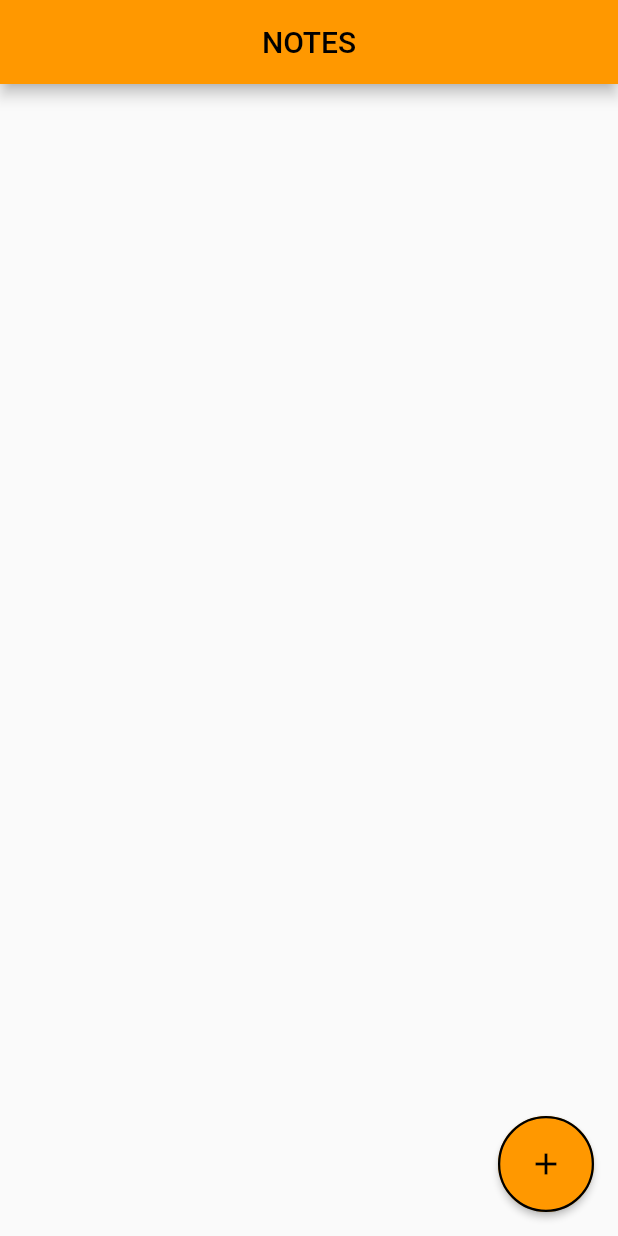
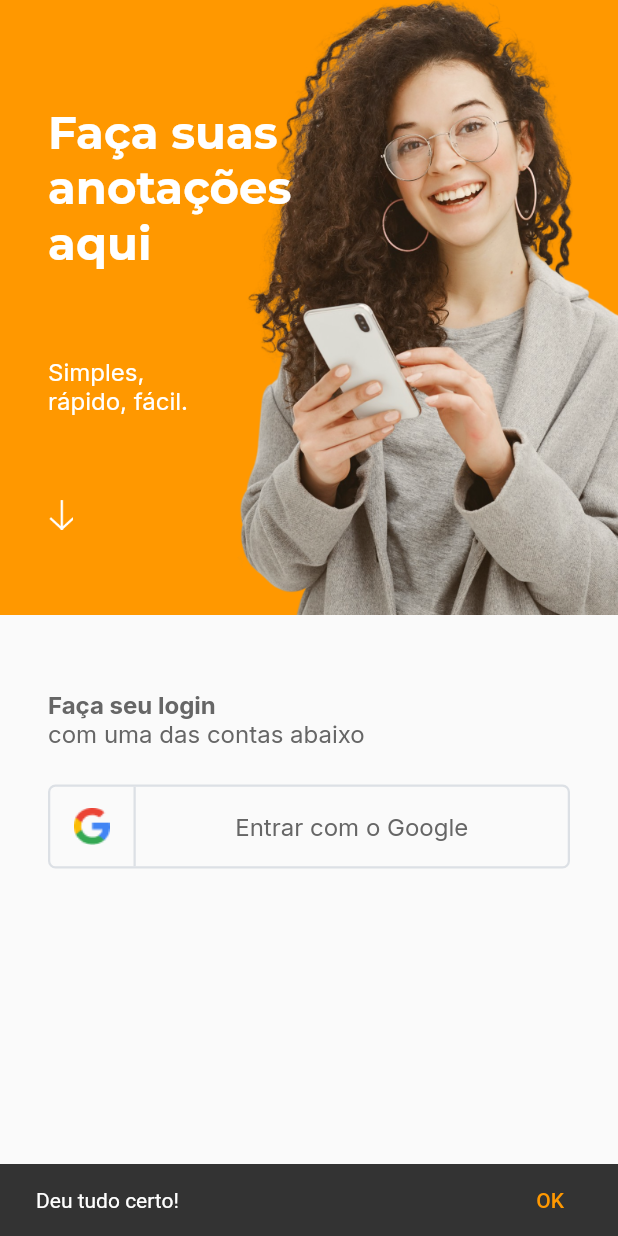
Before and after one commit to AndreHabib/rocketseat-flutter-track-challenges, a Flutter app: the screen it shows after launch, on a phone screen of 412 x 824 dp. Run offline on Flutter 3.47's test engine with Material 2 defaults, Android fonts, the phone set to English and light mode, and no system bars; our stand-ins replace firebase_core, google_fonts, google_sign_in; missing offline and left inert: animated_card; accounts and stored records are empty.

Commit message:
Desafio complementar - Desafio: Fluxo de login

```diff
--- a/notes/lib/app_widget.dart
+++ b/notes/lib/app_widget.dart
@@ -1,6 +1,8 @@
 import 'package:flutter/material.dart';
-import 'package:notes/create_note_page.dart';
-import 'package:notes/home_page.dart';
+import 'package:notes/modules/error/error_page.dart';
+import 'package:notes/modules/login/login_page.dart';
+import 'package:notes/modules/note/create_note_page.dart';
+import 'package:notes/modules/home/home_page.dart';
 
 class AppWidget extends StatelessWidget {
   const AppWidget({Key? key}) : super(key: key);
@@ -13,10 +15,12 @@ class AppWidget extends StatelessWidget {
         primarySwatch: Colors.orange,
       ),
       title: 'Notes',
-      initialRoute: "/home",
+      initialRoute: "/login",
       routes: {
         "/home": (BuildContext context) => const HomePage(),
-        "/create-note": (BuildContext context) => const CreateNotePage()
+        "/create-note": (BuildContext context) => const CreateNotePage(),
+        "/login": (BuildContext context) => const LoginPage(),
+        "/error": (BuildContext context) => const ErrorPage(),
       },
     );
   }
--- a/notes/lib/home_page.dart
+++ b/notes/lib/modules/home/home_page.dart
@@ -1,7 +1,8 @@
 import 'package:flutter/material.dart';
-import 'package:notes/components/custom_button.dart';
 import 'package:notes/components/custom_note_tile.dart';
 import 'package:notes/models/note_model.dart';
+import 'package:notes/modules/home/widgets/app_bar_widget.dart';
+import 'package:notes/modules/login/models/user_model.dart';
 
 class HomePage extends StatefulWidget {
   const HomePage({Key? key}) : super(key: key);
@@ -15,17 +16,12 @@ class _HomePageState extends State<HomePage> {
 
   @override
   Widget build(BuildContext context) {
+    final UserModel user =
+        ModalRoute.of(context)!.settings.arguments as UserModel;
     return Scaffold(
-      appBar: AppBar(
-        title: const Text('NOTES'),
-        centerTitle: true,
-      ),
-      body: CustomNoteTile(
-        notes: notes,
-      ),
-      floatingActionButton: CustomButton(
-        iconData: Icons.add,
-        onPressed: () async {
+      appBar: AppBarWidget(
+        user: user,
+        onTap: () async {
           var description = await Navigator.pushNamed(context, "/create-note");
           if (description != null) {
             NoteModel note = description as NoteModel;
@@ -34,6 +30,9 @@ class _HomePageState extends State<HomePage> {
           }
         },
       ),
+      body: CustomNoteTile(
+        notes: notes,
+      ),
     );
   }
 }
--- /dev/null
+++ b/notes/lib/modules/home/widgets/app_bar_widget.dart
@@ -0,0 +1,53 @@
+import 'package:flutter/material.dart';
+import 'package:google_fonts/google_fonts.dart';
+import 'package:notes/modules/home/widgets/add_button_widget.dart';
+import 'package:notes/modules/login/models/user_model.dart';
+
+class AppBarWidget extends PreferredSize {
+  final UserModel user;
+  final VoidCallback? onTap;
+  AppBarWidget({
+    Key? key,
+    required this.user,
+    this.onTap,
+  }) : super(
+          key: key,
+          child: Container(
+            height: 125,
+            decoration: const BoxDecoration(
+              color: Colors.orange,
+            ),
+            child: Padding(
+              padding: const EdgeInsets.only(top: 40),
+              child: ListTile(
+                leading: ClipRRect(
+                    borderRadius: BorderRadius.circular(10),
+                    child: Image.network(user.photoUrl!)),
+                title: RichText(
+                  text: TextSpan(
+                    text: 'Olá, ',
+                    style: GoogleFonts.montserrat(
+                      fontSize: 20,
+                      fontWeight: FontWeight.w400,
+                      color: Colors.black,
+                    ),
+                    children: <TextSpan>[
+                      TextSpan(
+                          text: user.name!,
+                          style: GoogleFonts.montserrat(
+                            fontSize: 20,
+                            fontWeight: FontWeight.w700,
+                            color: Colors.black,
+                          )),
+                    ],
+                  ),
+                ),
+                trailing: AddButtonWidget(
+                  onTap: onTap ?? () {},
+                ),
+              ),
+            ),
+          ),
+          preferredSize: const Size.fromHeight(125),
+        );
+}
--- /dev/null
+++ b/notes/lib/modules/login/login_controller.dart
@@ -0,0 +1,41 @@
+import 'package:flutter/material.dart';
+import 'package:notes/modules/login/login_service.dart';
+import 'package:notes/modules/login/login_state.dart';
+import 'package:notes/modules/login/models/user_model.dart';
+
+class LoginController {
+  UserModel? user;
+  LoginState state = LoginStateEmpty();
+  VoidCallback onUpdate;
+  final LoginService service;
+  Function(LoginState state)? onChange;
+
+  LoginController({
+    required this.onUpdate,
+    required this.service,
+  });
+
+  Future<void> googleSignIn() async {
+    try {
+      state = LoginStateLoading();
+      update();
+      final user = await service.googleSignIn();
+      state = LoginStateSuccess(user: user);
+      update();
+    } catch (error) {
+      state = LoginStateFailure(message: error.toString());
+      update();
+    }
+  }
+
+  void update() {
+    onUpdate();
+    if (onChange != null) {
+      onChange!(state);
+    }
+  }
+
+  void listen(Function(LoginState state) onChange) {
+    this.onChange = onChange;
+  }
+}
--- /dev/null
+++ b/notes/lib/modules/login/login_page.dart
@@ -0,0 +1,111 @@
+import 'package:firebase_core/firebase_core.dart';
+import 'package:flutter/material.dart';
+import 'package:google_fonts/google_fonts.dart';
+import 'package:notes/firebase_options.dart';
+import 'package:notes/modules/login/login_controller.dart';
+import 'package:notes/modules/login/login_service.dart';
+import 'package:notes/modules/login/login_state.dart';
+import 'package:notes/modules/login/widgets/app_bar_widget.dart';
+import 'package:notes/modules/login/widgets/social_button.dart';
+
+class LoginPage extends StatefulWidget {
+  const LoginPage({Key? key}) : super(key: key);
+
+  @override
+  State<LoginPage> createState() => _LoginPageState();
+}
+
+class _LoginPageState extends State<LoginPage> {
+  late LoginController controller;
+
+  void initializeFirebase() async {
+    try {
+      await Firebase.initializeApp(
+        options: DefaultFirebaseOptions.currentPlatform,
+      );
+      final snackBar = SnackBar(
+        content: const Text('Deu tudo certo!'),
+        action: SnackBarAction(
+          label: 'OK',
+          onPressed: () {
+            ScaffoldMessenger.of(context).removeCurrentSnackBar();
+          },
+        ),
+      );
+
+      ScaffoldMessenger.of(context).showSnackBar(snackBar);
+    } catch (e) {
+      Navigator.pushReplacementNamed(context, '/error');
+    }
+  }
+
+  @override
+  void initState() {
+    initializeFirebase();
+    controller = LoginController(
+        service: LoginServiceImpl(),
+        onUpdate: () {
+          if (controller.state is LoginStateSuccess) {
+            final user = (controller.state as LoginStateSuccess).user;
+            Navigator.pushReplacementNamed(context, "/home", arguments: user);
+          } else {
+            setState(() {});
+          }
+        });
+    super.initState();
+  }
+
+  @override
+  Widget build(BuildContext context) {
+    return SafeArea(
+      child: Scaffold(
+        appBar: AppBarWidget(),
+        body: Padding(
+          padding: const EdgeInsets.symmetric(horizontal: 32, vertical: 50),
+          child: Column(
+            crossAxisAlignment: CrossAxisAlignment.start,
+            children: <Widget>[
+              Column(
+                mainAxisAlignment: MainAxisAlignment.start,
+                crossAxisAlignment: CrossAxisAlignment.start,
+                children: <Widget>[
+                  Text(
+                    'Faça seu login',
+                    style: GoogleFonts.inter(
+                      color: const Color(0xFF666666),
+                      fontSize: 16,
+                      fontWeight: FontWeight.w700,
+                    ),
+                  ),
+                  Text(
+                    'com uma das contas abaixo',
+                    style: GoogleFonts.inter(
+                      color: const Color(0xFF666666),
+                      fontSize: 16,
+                      fontWeight: FontWeight.w400,
+                    ),
+                  ),
+                ],
+              ),
+              const SizedBox(height: 25),
+              if (controller.state is LoginStateLoading) ...[
+                const Center(child: CircularProgressIndicator()),
+              ] else if (controller.state is LoginStateFailure) ...[
+                Text((controller.state as LoginStateFailure).message)
+              ] else
+                SocialButton(
+                  label: 'Entrar com o Google',
+                  onTap: () async {
+                    controller.googleSignIn();
+                  },
+                  icon: Image.asset(
+                    'assets/images/google.png',
+                  ),
+                ),
+            ],
+          ),
+        ),
+      ),
+    );
+  }
+}
--- /dev/null
+++ b/notes/lib/modules/login/login_service.dart
@@ -0,0 +1,20 @@
+import 'package:google_sign_in/google_sign_in.dart';
+import 'package:notes/modules/login/models/user_model.dart';
+
+abstract class LoginService {
+  Future<UserModel> googleSignIn();
+}
+
+class LoginServiceImpl implements LoginService {
+  @override
+  Future<UserModel> googleSignIn() async {
+    GoogleSignIn _googleSignIn = GoogleSignIn(
+      scopes: [
+        'email',
+      ],
+    );
+
+    final account = await _googleSignIn.signIn();
+    return UserModel.google(account!);
+  }
+}
--- /dev/null
+++ b/notes/lib/modules/login/login_state.dart
@@ -0,0 +1,17 @@
+import 'models/user_model.dart';
+
+abstract class LoginState {}
+
+class LoginStateLoading extends LoginState {}
+
+class LoginStateEmpty extends LoginState {}
+
+class LoginStateFailure extends LoginState {
+  LoginStateFailure({required this.message});
+  final String message;
+}
+
+class LoginStateSuccess extends LoginState {
+  LoginStateSuccess({required this.user});
+  final UserModel user;
+}
--- /dev/null
+++ b/notes/lib/modules/login/models/user_model.dart
@@ -0,0 +1,23 @@
+import 'package:google_sign_in/google_sign_in.dart';
+
+class UserModel {
+  UserModel({
+    this.name,
+    required this.email,
+    required this.id,
+    this.photoUrl,
+  });
+
+  String? name;
+  String email;
+  String id;
+  String? photoUrl;
+
+  factory UserModel.google(GoogleSignInAccount account) {
+    return UserModel(
+        name: account.displayName,
+        email: account.email,
+        id: account.id,
+        photoUrl: account.photoUrl);
+  }
+}
--- /dev/null
+++ b/notes/lib/modules/login/widgets/app_bar_widget.dart
@@ -0,0 +1,54 @@
+import 'package:flutter/material.dart';
+import 'package:google_fonts/google_fonts.dart';
+
+class AppBarWidget extends PreferredSize {
+  AppBarWidget({Key? key})
+      : super(
+          key: key,
+          child: Container(
+            color: Colors.orange,
+            height: 410,
+            child: Stack(
+              children: <Widget>[
+                Align(
+                  alignment: Alignment.bottomRight,
+                  child: Image.asset(
+                    'assets/images/foto.png',
+                  ),
+                ),
+                Padding(
+                  padding: const EdgeInsets.only(left: 32, top: 70),
+                  child: Column(
+                    mainAxisAlignment: MainAxisAlignment.spaceBetween,
+                    crossAxisAlignment: CrossAxisAlignment.start,
+                    children: <Widget>[
+                      Text(
+                        'Faça suas\nanotações\naqui',
+                        style: GoogleFonts.montserrat(
+                          color: Colors.white,
+                          fontSize: 30,
+                          fontWeight: FontWeight.w700,
+                        ),
+                      ),
+                      Text(
+                        'Simples,\nrápido, fácil.',
+                        style: GoogleFonts.inter(
+                          color: Colors.white,
+                          fontSize: 16,
+                          fontWeight: FontWeight.w400,
+                        ),
+                      ),
+                      Image.asset(
+                        'assets/images/arrow.png',
+                        height: 20,
+                      ),
+                      Container(),
+                    ],
+                  ),
+                ),
+              ],
+            ),
+          ),
+          preferredSize: const Size.fromHeight(410),
+        );
+}
--- /dev/null
+++ b/notes/lib/modules/login/widgets/social_button.dart
@@ -0,0 +1,62 @@
+import 'package:flutter/material.dart';
+import 'package:google_fonts/google_fonts.dart';
+
+class SocialButton extends StatelessWidget {
+  final VoidCallback onTap;
+  final String label;
+  final Widget icon;
+
+  const SocialButton({
+    Key? key,
+    required this.onTap,
+    required this.label,
+    required this.icon,
+  }) : super(key: key);
+
+  @override
+  Widget build(BuildContext context) {
+    return GestureDetector(
+      onTap: onTap,
+      child: Container(
+        height: 56,
+        decoration: BoxDecoration(
+          borderRadius: BorderRadius.circular(5),
+          border: Border.all(color: const Color(0xFFDCE0E5), width: 1.5),
+        ),
+        child: Row(
+          children: <Widget>[
+            SizedBox(
+              width: 57,
+              height: 56,
+              child: Row(
+                mainAxisAlignment: MainAxisAlignment.spaceBetween,
+                children: [
+                  Container(),
+                  icon,
+                  Container(
+                    width: 1.5,
+                    color: const Color(0xFFDCE0E5),
+                  ),
+                ],
+              ),
+            ),
+            Expanded(
+              child: Container(),
+            ),
+            Text(
+              label,
+              style: GoogleFonts.inter(
+                color: const Color(0xFF666666),
+                fontSize: 16,
+                fontWeight: FontWeight.w400,
+              ),
+            ),
+            Expanded(
+              child: Container(),
+            ),
+          ],
+        ),
+      ),
+    );
+  }
+}
```
Also changed, not shown: notes/lib/modules/error/error_page.dart (added, +31 -0 lines), notes/lib/modules/home/widgets/add_button_widget.dart (added, +33 -0 lines), notes/pubspec.yaml (+23 -61 lines), notes/assets/images/arrow.png (added), notes/assets/images/foto.png (added), notes/assets/images/google.png (added), notes/assets/images/monstro.png (added), notes/lib/firebase_options.dart (added), notes/lib/modules/note/create_note_page.dart (renamed from notes/lib/create_note_page.dart), notes/pubspec.lock, 5 other files.
